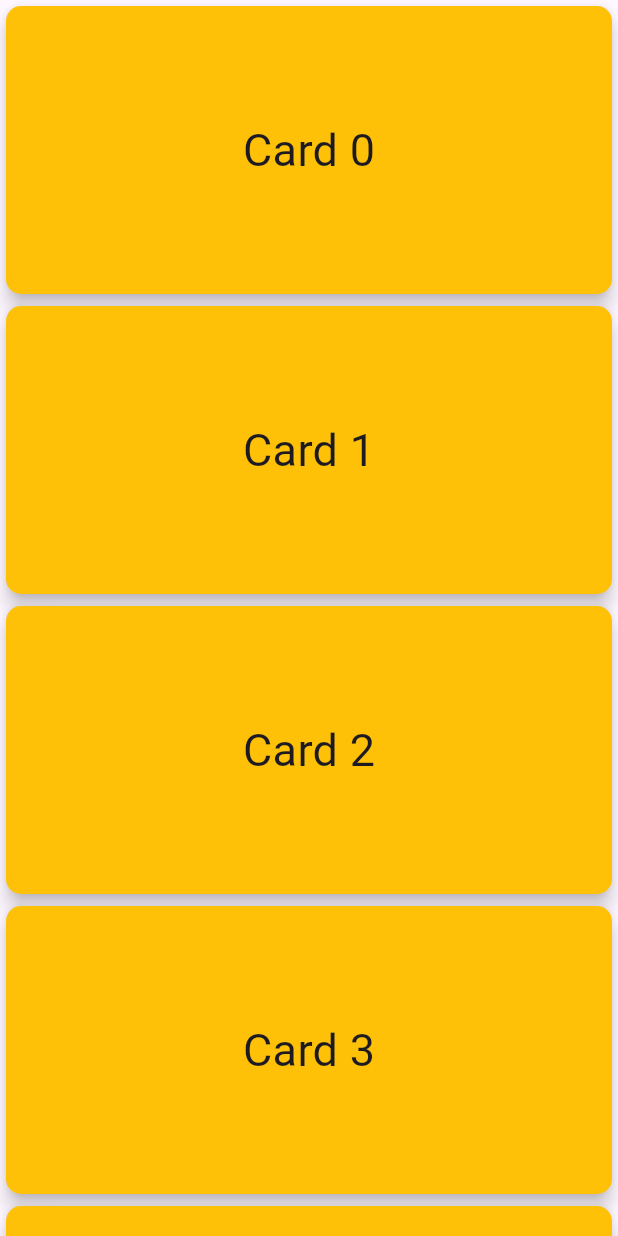
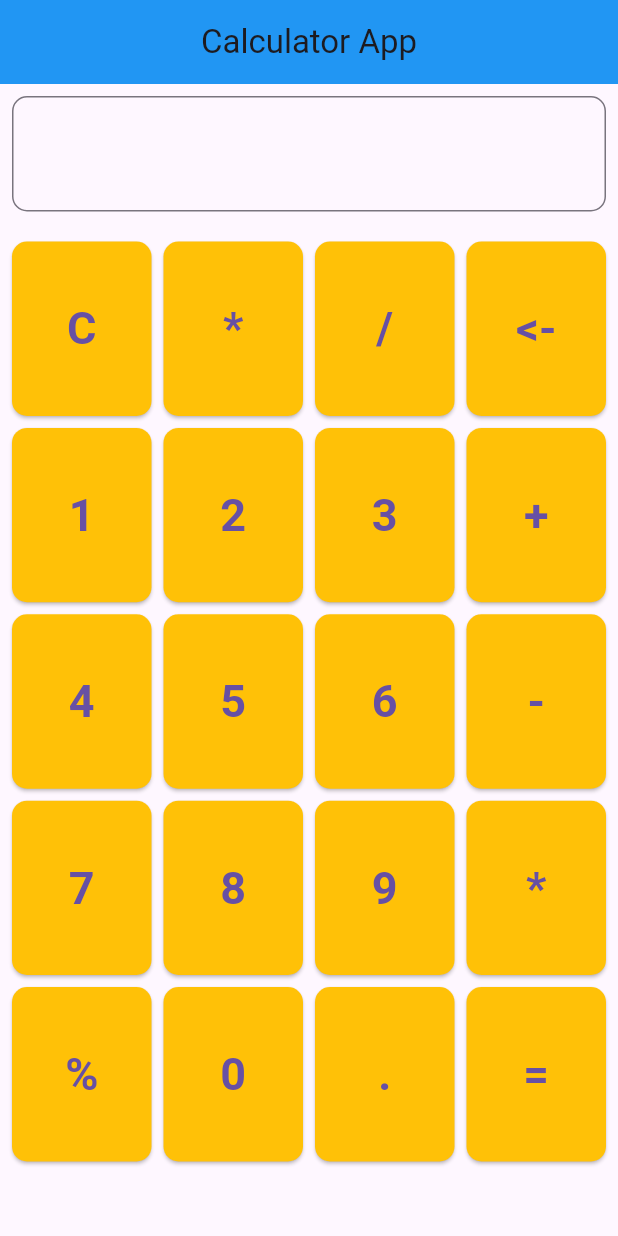
Before and after one commit to kiranrana8973/batch34_b_new, a Flutter app: the screen it shows after launch, on a phone screen of 412 x 824 dp. Run offline on Flutter 3.47's test engine with Material 3 defaults, Android fonts, the phone set to English and light mode, and no system bars.

Commit message:
added calc

```diff
--- a/lib/app.dart
+++ b/lib/app.dart
@@ -1,5 +1,5 @@
 // Material app
-import 'package:batch34_b/view/card_view.dart';
+import 'package:batch34_b/view/caluclator_view.dart';
 import 'package:flutter/material.dart';
 
 class App extends StatelessWidget {
@@ -7,6 +7,9 @@ class App extends StatelessWidget {
 
   @override
   Widget build(BuildContext context) {
-    return MaterialApp(debugShowCheckedModeBanner: false, home: CardView());
+    return MaterialApp(
+      debugShowCheckedModeBanner: false,
+      home: CalculatorView(),
+    );
   }
 }
--- /dev/null
+++ b/lib/view/caluclator_view.dart
@@ -0,0 +1,94 @@
+import 'package:flutter/material.dart';
+
+class CalculatorView extends StatefulWidget {
+  const CalculatorView({super.key});
+
+  @override
+  State<CalculatorView> createState() => _CalculatorViewState();
+}
+
+class _CalculatorViewState extends State<CalculatorView> {
+  final lstText = [
+    "C",
+    "*",
+    "/",
+    "<-",
+    "1",
+    "2",
+    "3",
+    "+",
+    "4",
+    "5",
+    "6",
+    "-",
+    "7",
+    "8",
+    "9",
+    "*",
+    "%",
+    "0",
+    ".",
+    "=",
+  ];
+
+  @override
+  Widget build(BuildContext context) {
+    return Scaffold(
+      appBar: AppBar(
+        title: const Text('Calculator App'),
+        centerTitle: true,
+        backgroundColor: Colors.blue,
+        elevation: 0,
+      ),
+      body: Padding(
+        padding: const EdgeInsets.all(8.0),
+        child: Column(
+          children: [
+            TextFormField(
+              decoration: InputDecoration(
+                border: OutlineInputBorder(
+                  borderRadius: BorderRadius.circular(10),
+                ),
+              ),
+              keyboardType: TextInputType.number,
+              textAlign: TextAlign.right,
+              style: const TextStyle(fontSize: 30, fontWeight: FontWeight.bold),
+            ),
+            SizedBox(height: 20),
+            Expanded(
+              child: GridView.count(
+                physics: const NeverScrollableScrollPhysics(),
+                shrinkWrap: true,
+                childAspectRatio: 4 / 5,
+                crossAxisCount: 4,
+                crossAxisSpacing: 8,
+                mainAxisSpacing: 8,
+                children: [
+                  for (int i = 0; i < lstText.length; i++)
+                    ElevatedButton(
+                      style: ElevatedButton.styleFrom(
+                        backgroundColor: Colors.amber,
+                        shape: RoundedRectangleBorder(
+                          borderRadius: BorderRadius.circular(10),
+                        ),
+                      ),
+                      onPressed: () {
+                        // Handle button press
+                      },
+                      child: Text(
+                        lstText[i],
+                        style: const TextStyle(
+                          fontSize: 30,
+                          fontWeight: FontWeight.bold,
+                        ),
+                      ),
+                    ),
+                ],
+              ),
+            ),
+          ],
+        ),
+      ),
+    );
+  }
+}
--- a/lib/view/card_view.dart
+++ b/lib/view/card_view.dart
@@ -11,8 +11,13 @@ class CardView extends StatelessWidget {
         child: SingleChildScrollView(
           child: Column(
             children: [
-              for (int i = 0; i < 10; i++)
-                MyCard(title: "Card $i", color: Colors.amber),
+              for (int i = 0; i < 10; i++) ...{
+                if (i % 2 == 0) ...{
+                  MyCard(title: "Card $i", color: Colors.amber),
+                } else ...{
+                  MyCard(title: "Card $i", color: Colors.blue),
+                },
+              },
             ],
           ),
         ),
```
